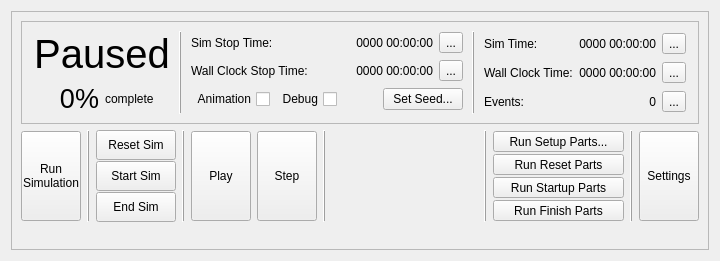
Before: the Qt Designer form origame/gui/sim/main/ui_files/main_sim_control_status.ui in DND-DRDC-RDDC/OS_ORIGAME, drawn with Qt 5.
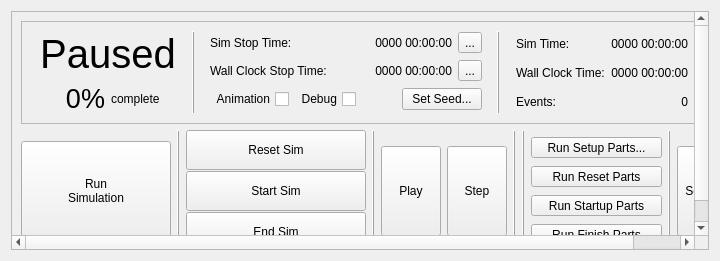
After: the same form once the commit is applied. Icons and pictures are not drawn.

Commit message: fix buttons size to display text correctly

```diff
--- a/origame/gui/sim/main/ui_files/main_sim_control_status.ui
+++ b/origame/gui/sim/main/ui_files/main_sim_control_status.ui
@@ -456,14 +456,14 @@
           <widget class="QToolButton" name="run_sim_toolbutton">
            <property name="minimumSize">
             <size>
-             <width>60</width>
-             <height>90</height>
+             <width>150</width>
+             <height>100</height>
             </size>
            </property>
            <property name="maximumSize">
             <size>
-             <width>60</width>
-             <height>90</height>
+             <width>150</width>
+             <height>100</height>
             </size>
            </property>
            <property name="text">
@@ -507,14 +507,14 @@
             <widget class="QToolButton" name="reset_sim_toolbutton">
              <property name="minimumSize">
               <size>
-               <width>80</width>
-               <height>30</height>
+               <width>180</width>
+               <height>40</height>
               </size>
              </property>
              <property name="maximumSize">
               <size>
-               <width>80</width>
-               <height>30</height>
+               <width>180</width>
+               <height>40</height>
               </size>
              </property>
              <property name="text">
@@ -533,14 +533,14 @@
             <widget class="QToolButton" name="start_sim_toolbutton">
              <property name="minimumSize">
               <size>
-               <width>80</width>
-               <height>30</height>
+               <width>180</width>
+               <height>40</height>
               </size>
              </property>
              <property name="maximumSize">
               <size>
-               <width>80</width>
-               <height>30</height>
+               <width>180</width>
+               <height>40</height>
               </size>
              </property>
              <property name="text">
@@ -559,14 +559,14 @@
             <widget class="QToolButton" name="end_sim_toolbutton">
              <property name="minimumSize">
               <size>
-               <width>80</width>
-               <height>30</height>
+               <width>180</width>
+               <height>40</height>
               </size>
              </property>
              <property name="maximumSize">
               <size>
-               <width>80</width>
-               <height>30</height>
+               <width>180</width>
+               <height>40</height>
               </size>
              </property>
              <property name="text">
```
The commit also changes 1 other file.
